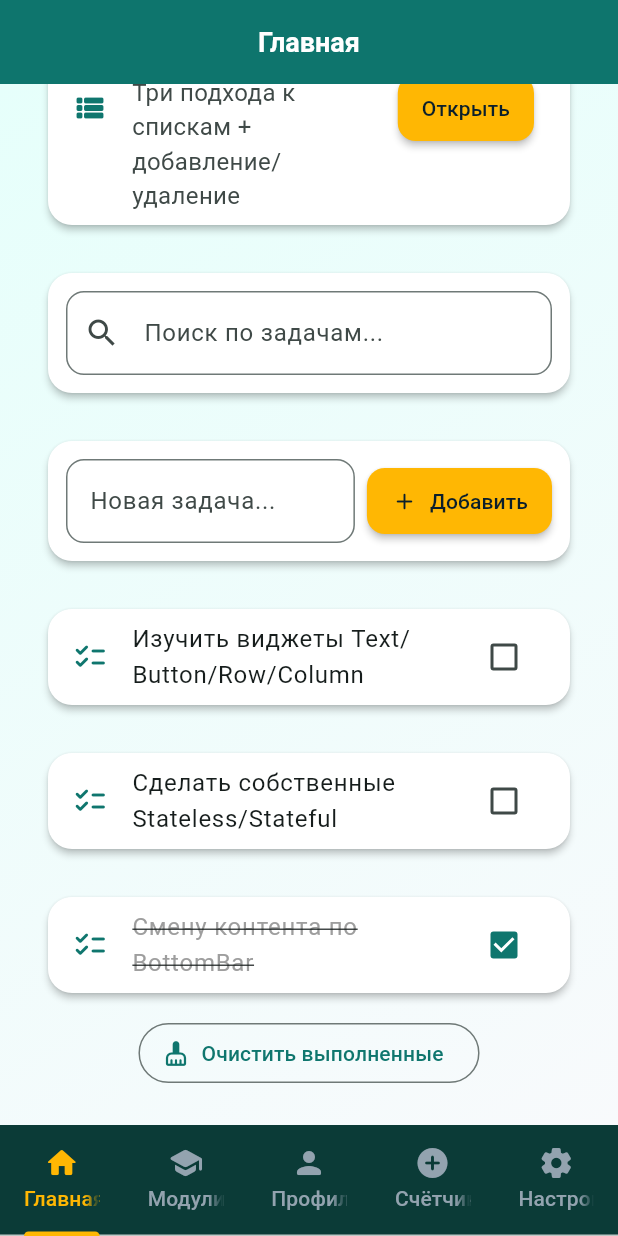
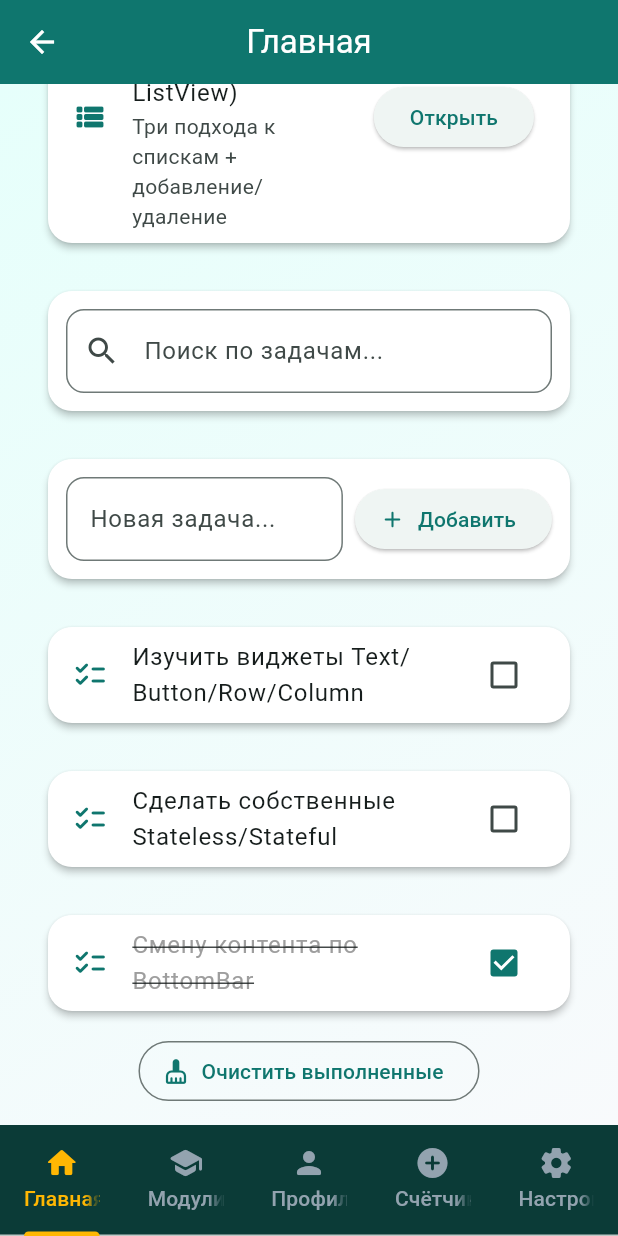
Before and after one commit to Qzmpnqt1/FirstProject, a Flutter app: the MainTabsPage screen opened directly with empty values, scrolled down 326 dp, on a phone screen of 412 x 824 dp. Run offline on Flutter 3.47's test engine with Material 3 defaults, Android fonts, the phone set to English and light mode, and no system bars; our stand-ins replace cached_network_image, go_router, shared_preferences; accounts and stored records are empty; network calls fail.

Commit message:
Polnaya marshrutnaya navigatia

```diff
--- /dev/null
+++ b/lib/app/app_router.dart
@@ -0,0 +1,67 @@
+import 'package:flutter/material.dart';
+import 'package:go_router/go_router.dart';
+
+import 'app_state.dart';
+
+// Экраны
+import '../screens/router_root_tabs.dart';
+import '../screens/lists/lists_showcase_screen.dart';
+import '../screens/modules/module_details_screen.dart';
+import '../screens/auth/login_screen.dart';
+import '../screens/auth/register_screen.dart';
+
+/// Конфигурация go_router для всего приложения.
+/// Здесь же прокидываем ссылку на AppState.
+class AppRouter {
+  final AppState state;
+
+  AppRouter(this.state);
+
+  late final GoRouter router = GoRouter(
+    initialLocation: '/',
+    // слушаем изменения авторизации — триггерим redirect
+    refreshListenable: state.user,
+    redirect: (context, s) {
+      final loggedIn = state.user.value != null;
+      final goingAuth = (s.fullPath ?? '').startsWith('/auth/');
+      if (!loggedIn && !goingAuth) return '/auth/login';
+      if (loggedIn && goingAuth) return '/';
+      return null;
+    },
+    routes: <RouteBase>[
+      // --- AUTH ---
+      GoRoute(
+        path: '/auth/login',
+        name: 'login',
+        builder: (context, _) => LoginScreen(state: state),
+      ),
+      GoRoute(
+        path: '/auth/register',
+        name: 'register',
+        builder: (context, _) => RegisterScreen(state: state),
+      ),
+
+      // --- ROOT (горизонтальные вкладки снизу, без кнопки "назад") ---
+      GoRoute(
+        path: '/',
+        name: 'root',
+        builder: (context, _) => RouterRootTabs(state: state),
+      ),
+
+      // --- Вертикальные переходы ---
+      GoRoute(
+        path: '/lists',
+        name: 'lists',
+        builder: (context, _) => ListsShowcaseScreen(state: state),
+      ),
+      GoRoute(
+        path: '/modules/:id',
+        name: 'module_details',
+        builder: (context, s) {
+          final id = s.pathParameters['id']!;
+          return ModuleDetailsScreen(state: state, moduleId: id);
+        },
+      ),
+    ],
+  );
+}
--- a/lib/app/my_app.dart
+++ b/lib/app/my_app_go_router.dart
@@ -1,17 +1,20 @@
-// lib/app/my_app.dart
 import 'package:flutter/material.dart';
+import 'package:go_router/go_router.dart';
 import 'app_state.dart';
 import 'app_colors.dart';
-import '../screens/main_tabs_page.dart';
+import 'app_router.dart';
 
-class MyApp extends StatefulWidget {
-  const MyApp({super.key});
+class MyAppGoRouter extends StatefulWidget {
+  const MyAppGoRouter({super.key});
+
   @override
-  State<MyApp> createState() => _MyAppState();
+  State<MyAppGoRouter> createState() => _MyAppGoRouterState();
 }
 
-class _MyAppState extends State<MyApp> {
+class _MyAppGoRouterState extends State<MyAppGoRouter> {
   final AppState state = AppState();
+  late final AppRouter _appRouter = AppRouter(state);
+  late final GoRouter _router = _appRouter.router;
 
   @override
   void initState() {
@@ -32,29 +35,14 @@ class _MyAppState extends State<MyApp> {
       scaffoldBackgroundColor: AppColors.surface,
       appBarTheme: const AppBarTheme(
         backgroundColor: AppColors.primary,
-        elevation: 2,
         foregroundColor: Colors.white,
         centerTitle: true,
-        titleTextStyle: TextStyle(fontSize: 18, fontWeight: FontWeight.w600, color: Colors.white),
-      ),
-      elevatedButtonTheme: ElevatedButtonThemeData(
-        style: ElevatedButton.styleFrom(
-          backgroundColor: AppColors.accent,
-          foregroundColor: AppColors.textPrimary,
-          elevation: 2,
-          padding: const EdgeInsets.symmetric(horizontal: 16, vertical: 12),
-          shape: RoundedRectangleBorder(borderRadius: BorderRadius.circular(12)),
-        ),
       ),
       cardTheme: const CardThemeData(
         color: Colors.white,
         elevation: 2,
         shape: RoundedRectangleBorder(borderRadius: BorderRadius.all(Radius.circular(16))),
         margin: EdgeInsets.all(16),
-      ),
-      textTheme: const TextTheme(
-        bodyMedium: TextStyle(color: AppColors.textSecondary, fontSize: 16),
-        titleLarge: TextStyle(color: AppColors.textPrimary, fontSize: 22, fontWeight: FontWeight.w700),
       ),
     );
 
@@ -68,13 +56,12 @@ class _MyAppState extends State<MyApp> {
       ),
     );
 
-    return MaterialApp(
-      title: 'Практическая работа №7 — страничная навигация',
+    return MaterialApp.router(
+      title: 'Практическая №7 — маршрутная навигация (go_router)',
       theme: light,
       darkTheme: dark,
       themeMode: state.themeDark.value ? ThemeMode.dark : ThemeMode.light,
-      // Горизонтальная навигация — корневой TabBarView
-      home: MainTabsPage(state: state),
+      routerConfig: _router, // <-- всё, больше ничего не нужно
     );
   }
 }
--- a/lib/main.dart
+++ b/lib/main.dart
@@ -1,9 +1,9 @@
 import 'package:flutter/material.dart';
 import 'data/storage.dart';
-import 'app/my_app.dart';
+import 'app/my_app_go_router.dart';
 
 void main() async {
   WidgetsFlutterBinding.ensureInitialized();
   await Storage.init();
-  runApp(const MyApp());
+  runApp(const MyAppGoRouter());
 }
--- a/lib/screens/auth/register_screen.dart
+++ b/lib/screens/auth/register_screen.dart
@@ -1,4 +1,5 @@
 import 'package:flutter/material.dart';
+import 'package:go_router/go_router.dart';
 import '../../app/app_state.dart';
 
 class RegisterScreen extends StatefulWidget {
@@ -34,8 +35,9 @@ class _RegisterScreenState extends State<RegisterScreen> {
     setState(() => loading = true);
     final ok = await widget.state.register(fullName.text.trim(), em, pw);
     setState(() => loading = false);
+
     if (ok && mounted) {
-      Navigator.pop(context);
+      context.pop(); // назад на логин
       ScaffoldMessenger.of(context).showSnackBar(const SnackBar(content: Text('Регистрация выполнена, войдите')));
     } else {
       ScaffoldMessenger.of(context).showSnackBar(const SnackBar(content: Text('Этот email уже зарегистрирован')));
--- a/lib/screens/home_page.dart
+++ b/lib/screens/home_page.dart
@@ -1,10 +1,10 @@
 import 'package:flutter/material.dart';
 import 'package:cached_network_image/cached_network_image.dart';
+import 'package:go_router/go_router.dart';
 import '../app/app_state.dart';
 import '../app/app_colors.dart';
 import '../data/task.dart';
 import '../widgets/task_tile.dart';
-import 'lists/lists_showcase_screen.dart';
 
 class HomePage extends StatefulWidget {
   final AppState state;
@@ -18,7 +18,6 @@ class _HomePageState extends State<HomePage> {
   final input = TextEditingController();
   final search = TextEditingController();
 
-  // Плоская иконка ноутбука (Twemoji, PNG)
   static const _homeBannerUrl =
       'https://cdn.jsdelivr.net/gh/twitter/twemoji@14.0.2/assets/72x72/1f4bb.png';
 
@@ -37,7 +36,6 @@ class _HomePageState extends State<HomePage> {
     return ListView(
       padding: const EdgeInsets.fromLTRB(16, 20, 16, 24),
       children: [
-        // Шапка
         Container(
           padding: const EdgeInsets.all(18),
           decoration: BoxDecoration(
@@ -57,37 +55,30 @@ class _HomePageState extends State<HomePage> {
                     child: Text(
                       'Практическая работа №3\nFlutter Widgets Showcase',
                       style: TextStyle(
-                        color: Colors.white,
-                        fontSize: 18,
-                        fontWeight: FontWeight.w700,
-                        height: 1.2,
+                        color: Colors.white, fontSize: 18,
+                        fontWeight: FontWeight.w700, height: 1.2,
                       ),
                     ),
                   ),
                   ValueListenableBuilder<int>(
                     valueListenable: widget.state.counter,
                     builder: (_, v, __) => Chip(
-                      label: Text('Счётчик: $v',
-                          style: const TextStyle(color: Colors.white)),
+                      label: Text('Счётчик: $v', style: const TextStyle(color: Colors.white)),
                       backgroundColor: Colors.black26,
                     ),
                   )
                 ],
               ),
               const SizedBox(height: 8),
-              // (1) Мини-баннер — «ноутбук/код»
               ClipRRect(
                 borderRadius: BorderRadius.circular(10),
                 child: SizedBox(
-                  height: 80,
-                  width: double.infinity,
+                  height: 80, width: double.infinity,
                   child: CachedNetworkImage(
-                    imageUrl: _homeBannerUrl,
-                    fit: BoxFit.contain,
+                    imageUrl: _homeBannerUrl, fit: BoxFit.contain,
                     placeholder: (_, __) => Container(color: Colors.white24),
                     errorWidget: (_, __, ___) => Container(
-                      color: Colors.white24,
-                      alignment: Alignment.center,
+                      color: Colors.white24, alignment: Alignment.center,
                       child: const Icon(Icons.broken_image_rounded, color: Colors.white),
                     ),
                   ),
@@ -99,42 +90,28 @@ class _HomePageState extends State<HomePage> {
 
         const SizedBox(height: 16),
 
-        // Списки витрина (как было)
+        // Переход через go_router
         Card(
           child: ListTile(
             leading: const Icon(Icons.view_list_rounded, color: AppColors.primary),
             title: const Text('Витрина списков (Column / ListView)'),
             subtitle: const Text('Три подхода к спискам + добавление/удаление'),
             trailing: ElevatedButton(
-              onPressed: () {
-                Navigator.of(context).push(MaterialPageRoute(
-                  builder: (_) => ListsShowcaseScreen(state: widget.state),
-                ));
-              },
+              onPressed: () => context.pushNamed('lists'),
               child: const Text('Открыть'),
             ),
           ),
         ),
 
-        // Поиск
         Card(
           child: Padding(
             padding: const EdgeInsets.all(12),
             child: TextField(
               controller: search,
-              decoration: InputDecoration(
+              decoration: const InputDecoration(
                 hintText: 'Поиск по задачам...',
-                prefixIcon: const Icon(Icons.search),
-                suffixIcon: ValueListenableBuilder<TextEditingValue>(
-                  valueListenable: search,
-                  builder: (_, val, __) => val.text.isNotEmpty
-                      ? IconButton(
-                    icon: const Icon(Icons.clear),
-                    onPressed: () => search.clear(),
-                  )
-                      : const SizedBox.shrink(),
-                ),
-                border: const OutlineInputBorder(
+                prefixIcon: Icon(Icons.search),
+                border: OutlineInputBorder(
                   borderRadius: BorderRadius.all(Radius.circular(12)),
                 ),
               ),
@@ -143,7 +120,6 @@ class _HomePageState extends State<HomePage> {
           ),
         ),
 
-        // Добавление
         Card(
           child: Padding(
             padding: const EdgeInsets.all(12),
@@ -180,7 +156,6 @@ class _HomePageState extends State<HomePage> {
           ),
         ),
 
-        // Список задач
         ValueListenableBuilder<List<Task>>(
           valueListenable: widget.state.tasks,
           builder: (_, tasks, __) {
```
Also changed, not shown: lib/screens/auth/login_screen.dart (+5 -8 lines), lib/screens/modules/modules_screen.dart (+2 -6 lines), lib/screens/router_root_tabs.dart (added, +87 -0 lines).
